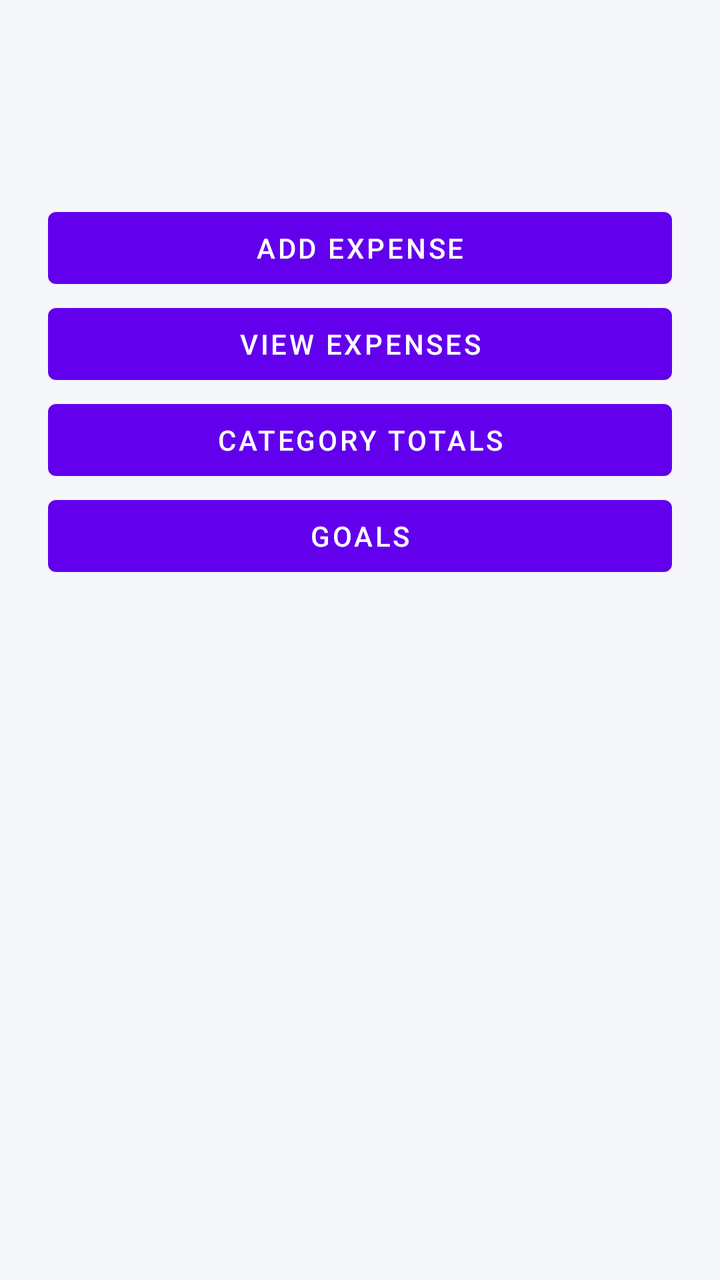
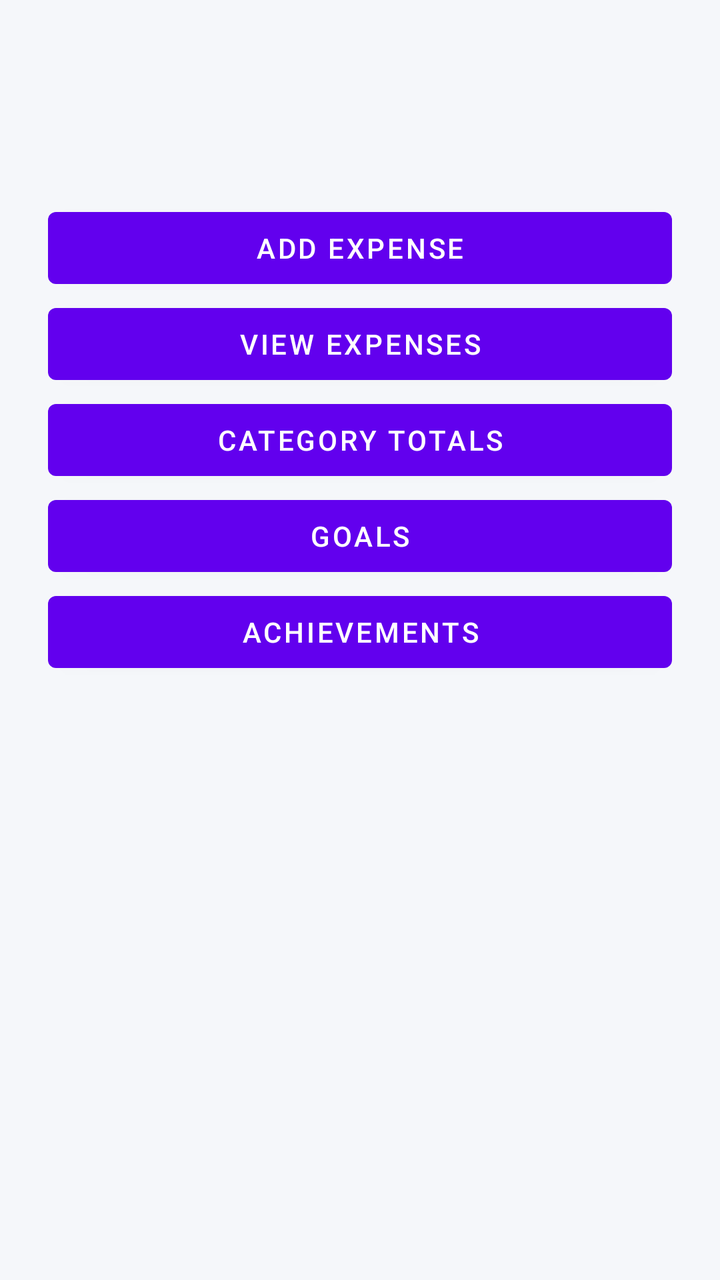

Before-and-after screenshots of an Android layout around one commit, followed by the original layout XML and the change that was made.
<!-- AndroidManifest.xml: application theme Theme.BudgetTrackerApp -->
<!-- res/layout/fragment_home.xml -->
<?xml version="1.0" encoding="utf-8"?>
<LinearLayout xmlns:android="http://schemas.android.com/apk/res/android"
    android:layout_width="match_parent"
    android:layout_height="match_parent"
    android:orientation="vertical"
    android:paddingTop="100dp"
    android:paddingLeft="24dp"
    android:paddingRight="24dp">

    <Button
        android:id="@+id/btnAddExpense"
        android:layout_width="match_parent"
        android:layout_height="wrap_content"
        android:text="Add Expense" />

    <Button
        android:id="@+id/btnViewExpenses"
        android:layout_width="match_parent"
        android:layout_height="wrap_content"
        android:text="View Expenses" />

    <Button
        android:id="@+id/btnTotals"
        android:layout_width="match_parent"
        android:layout_height="wrap_content"
        android:text="Category Totals"/>

    <Button
        android:id="@+id/btnGoals"
        android:layout_width="match_parent"
        android:layout_height="wrap_content"
        android:text="Goals" />

</LinearLayout>
<!-- resources referenced by this layout -->
<resources>
  <style name="Theme.BudgetTrackerApp" parent="Theme.MaterialComponents.DayNight.DarkActionBar">
          
          <item name="colorPrimary">@color/purple_500</item>
          <item name="colorPrimaryVariant">@color/purple_700</item>
          <item name="colorOnPrimary">@color/white</item>
          
          <item name="colorSecondary">@color/teal_200</item>
          <item name="colorSecondaryVariant">@color/teal_700</item>
          <item name="colorOnSecondary">@color/black</item>
          
          <item name="android:statusBarColor">?attr/colorPrimaryVariant</item>
          
          <item name="android:windowBackground">@color/background_light</item>
      </style>
  <color name="purple_500">#FF6200EE</color>
  <color name="purple_700">#FF3700B3</color>
  <color name="white">#FFFFFFFF</color>
  <color name="teal_200">#FF03DAC5</color>
  <color name="teal_700">#FF018786</color>
  <color name="black">#FF000000</color>
  <color name="background_light">#F5F7FA</color>
</resources>

<!-- the commit's change to res/layout/fragment_home.xml (unified diff, before → after) -->
@@ -1,34 +1,46 @@
 <?xml version="1.0" encoding="utf-8"?>
-<LinearLayout xmlns:android="http://schemas.android.com/apk/res/android"
+<ScrollView xmlns:android="http://schemas.android.com/apk/res/android"
     android:layout_width="match_parent"
     android:layout_height="match_parent"
-    android:orientation="vertical"
-    android:paddingTop="100dp"
-    android:paddingLeft="24dp"
-    android:paddingRight="24dp">
+    android:paddingTop="100dp">
 
-    <Button
-        android:id="@+id/btnAddExpense"
+    <LinearLayout
         android:layout_width="match_parent"
         android:layout_height="wrap_content"
-        android:text="Add Expense" />
+        android:orientation="vertical"
+        android:paddingLeft="24dp"
+        android:paddingRight="24dp"
+        android:paddingBottom="24dp">
 
-    <Button
-        android:id="@+id/btnViewExpenses"
-        android:layout_width="match_parent"
-        android:layout_height="wrap_content"
-        android:text="View Expenses" />
+        <Button
+            android:id="@+id/btnAddExpense"
+            android:layout_width="match_parent"
+            android:layout_height="wrap_content"
+            android:text="Add Expense" />
 
-    <Button
-        android:id="@+id/btnTotals"
-        android:layout_width="match_parent"
-        android:layout_height="wrap_content"
-        android:text="Category Totals"/>
+        <Button
+            android:id="@+id/btnViewExpenses"
+            android:layout_width="match_parent"
+            android:layout_height="wrap_content"
+            android:text="View Expenses" />
 
-    <Button
-        android:id="@+id/btnGoals"
-        android:layout_width="match_parent"
-        android:layout_height="wrap_content"
-        android:text="Goals" />
+        <Button
+            android:id="@+id/btnTotals"
+            android:layout_width="match_parent"
+            android:layout_height="wrap_content"
+            android:text="Category Totals"/>
 
-</LinearLayout>
+        <Button
+            android:id="@+id/btnGoals"
+            android:layout_width="match_parent"
+            android:layout_height="wrap_content"
+            android:text="Goals" />
+
+        <Button
+            android:id="@+id/btnAchievements"
+            android:layout_width="match_parent"
+            android:layout_height="wrap_content"
+            android:text="Achievements" />
+
+    </LinearLayout>
+</ScrollView>
